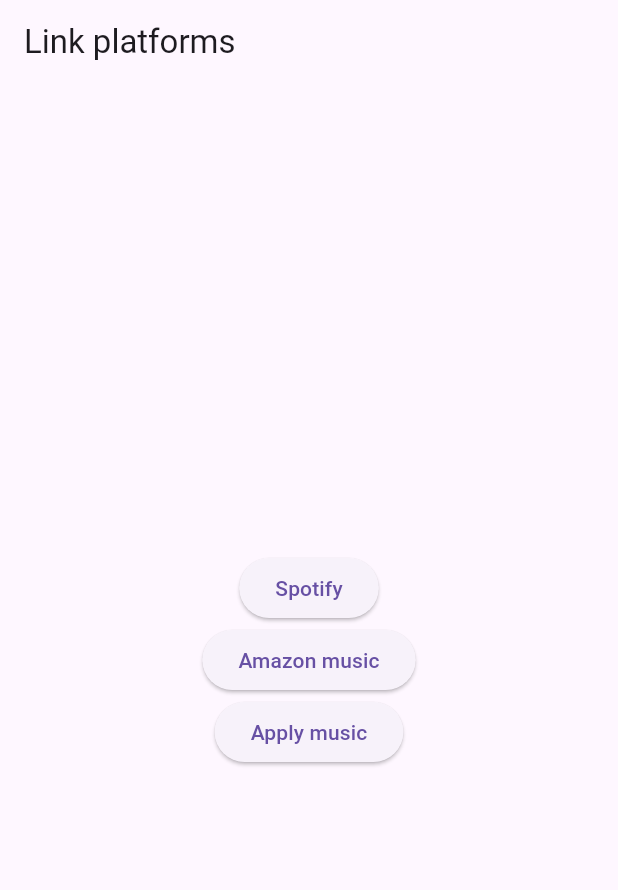
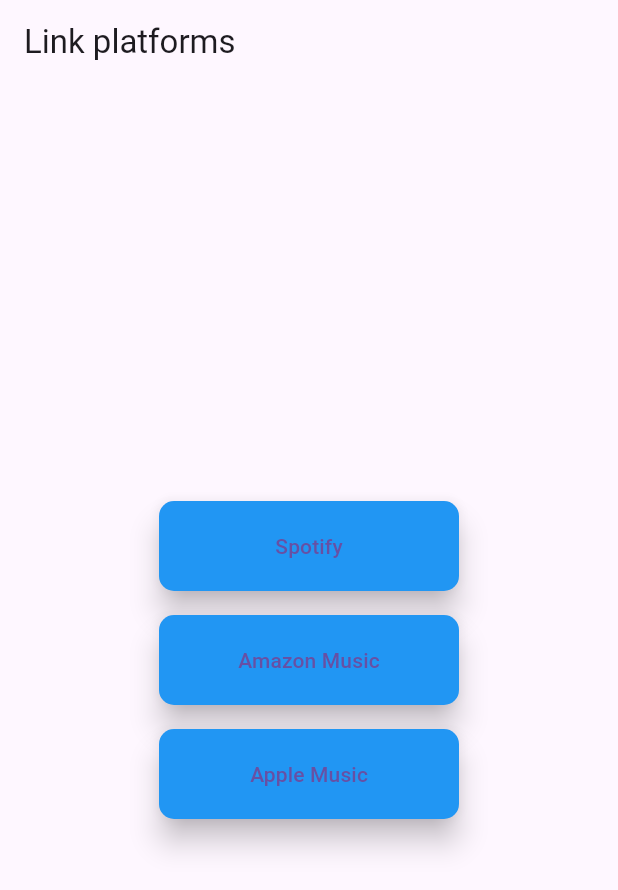
Before and after one commit to Vijay-Anantham/Xoundbucket, a Flutter app: the MyHomePage screen opened directly, after a tap on "Spotify", on a phone screen of 412 x 824 dp. Shown: the top 890 px of the screen. Run offline on Flutter 3.47's test engine with Material 3 defaults, Android fonts, the phone set to English and light mode, and no system bars; our stand-ins replace webview_flutter; missing offline and left inert: dart:html, mongo_dart; network calls fail.

Commit message:
slight improve on the link account ui

```diff
--- a/lib/screens/profile.dart
+++ b/lib/screens/profile.dart
@@ -7,6 +7,22 @@
 import 'dart:convert';
 import 'package:url_launcher/url_launcher.dart';
 import 'package:xoundbucket/screens/songList.dart';
+
+// Implements button styling
+ButtonStyle buildButtonStyle() {
+  return ButtonStyle(
+    backgroundColor: MaterialStateProperty.all<Color>(Colors.blue),
+    elevation: MaterialStateProperty.all<double>(8.0),
+    padding: MaterialStateProperty.all<EdgeInsetsGeometry>(
+      EdgeInsets.symmetric(vertical: 12.0, horizontal: 24.0),
+    ),
+    shape: MaterialStateProperty.all<RoundedRectangleBorder>(
+      RoundedRectangleBorder(
+        borderRadius: BorderRadius.circular(10.0),
+      ),
+    ),
+  );
+}
 
 class Profile extends StatelessWidget {
   @override
@@ -25,17 +41,26 @@
   final String loginApiUrl =
       'http://localhost:3000/'; // Replace with your actual login API endpoint
 
+  // Function that redirect to the internal api call
   Future<void> launchLoginApi(String buttonName, BuildContext context) async {
     try {
-      await launchUrl(Uri.parse(loginApiUrl));
+      if (await canLaunchUrl(Uri.parse(loginApiUrl))) {
+        await launchUrl(Uri.parse(loginApiUrl));
+      } else {
+        print("Url cannot be launched");
+      }
+      // FIXME: Right now we are using an await call but look for a way to make it more event driven
+      await Future.delayed(Duration(seconds: 1));
       chekForward(context);
     } catch (error) {
       print('Error: $error');
     }
   }
 
+  // Function to check if the application page can be transitioned into next window
   Future<void> chekForward(BuildContext context) async {
     final response = await http.get(Uri.parse("http://localhost:3000/state"));
+    // FIXME: This is sometimes causing flow mismatch bad ux sometimes.
     print(response.body);
     if (response.body == "true") {
       Navigator.push(context, MaterialPageRoute(builder: (ctx) => SongList()));
@@ -53,18 +78,35 @@
       body: Center(
         child: Column(
           mainAxisAlignment: MainAxisAlignment.center,
-          children: <Widget>[
-            ElevatedButton(
-              onPressed: () => launchLoginApi('Spotify', context),
-              child: Text('Spotify'),
+          children: [
+            SizedBox(
+              width: 200.0, // Set a fixed width for all buttons
+              height: 60.0, // Set a fixed height for all buttons
+              child: ElevatedButton(
+                onPressed: () => launchLoginApi('Spotify', context),
+                style: buildButtonStyle(),
+                child: Text('Spotify'),
+              ),
             ),
-            ElevatedButton(
-              onPressed: () => launchLoginApi('Button 2', context),
-              child: Text('Amazon music'),
+            SizedBox(height: 16.0), // Add spacing between buttons
+            SizedBox(
+              width: 200.0, // Set a fixed width for all buttons
+              height: 60.0, // Set a fixed height for all buttons
+              child: ElevatedButton(
+                onPressed: () => launchLoginApi('Button 2', context),
+                style: buildButtonStyle(),
+                child: Text('Amazon Music'),
+              ),
             ),
-            ElevatedButton(
-              onPressed: () => launchLoginApi('Button 3', context),
-              child: Text('Apply music'),
+            SizedBox(height: 16.0), // Add spacing between buttons
+            SizedBox(
+              width: 200.0, // Set a fixed width for all buttons
+              height: 60.0, // Set a fixed height for all buttons
+              child: ElevatedButton(
+                onPressed: () => launchLoginApi('Button 3', context),
+                style: buildButtonStyle(),
+                child: Text('Apple Music'),
+              ),
             ),
           ],
         ),
```
Also changed, not shown: 1 other file.
